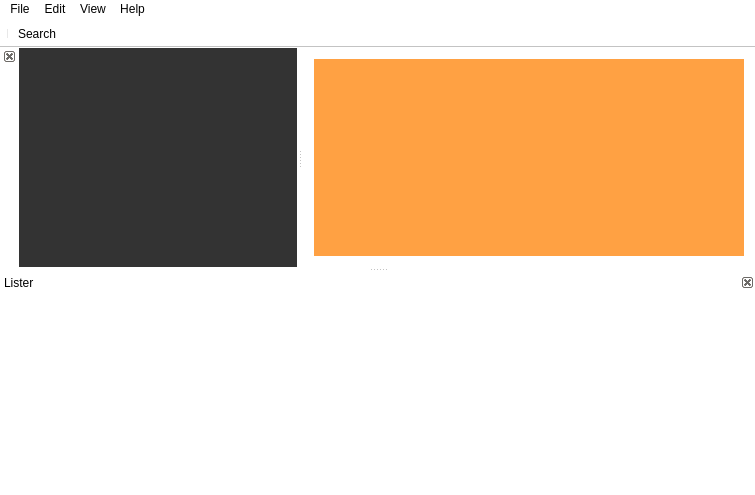
First picture: the form in FileExplorer/mainwindow.ui, repository xytraguptor/evalintroprog, before the edit.
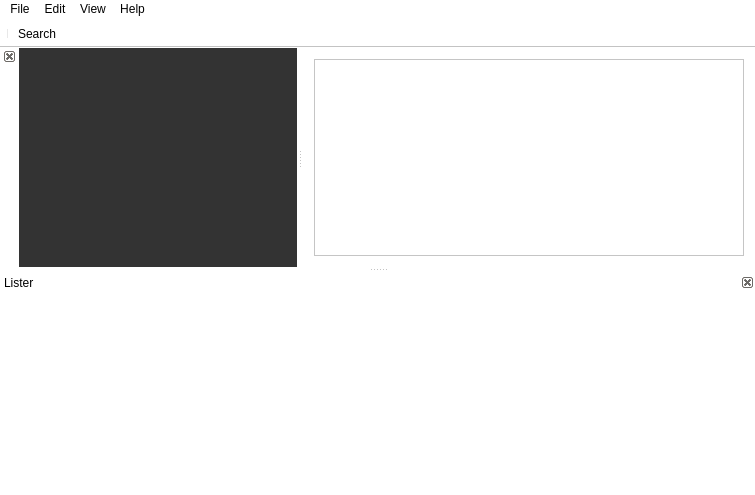
Second picture: the form after the edit. Icons and pictures are not drawn.

Diff of the .ui file:
```diff
--- a/FileExplorer/mainwindow.ui
+++ b/FileExplorer/mainwindow.ui
@@ -26,9 +26,9 @@
   <widget class="QWidget" name="centralWidget">
    <layout class="QGridLayout" name="gridLayout_2">
     <item row="0" column="0">
-     <widget class="QWidget" name="widget" native="true">
-      <property name="styleSheet">
-       <string notr="true">background-color: rgb(255, 161, 67);</string>
+     <widget class="QListView" name="listView">
+      <property name="viewMode">
+       <enum>QListView::IconMode</enum>
       </property>
      </widget>
     </item>
```
Left out of the diff: 32 changed lines with no effect on the pictures.
